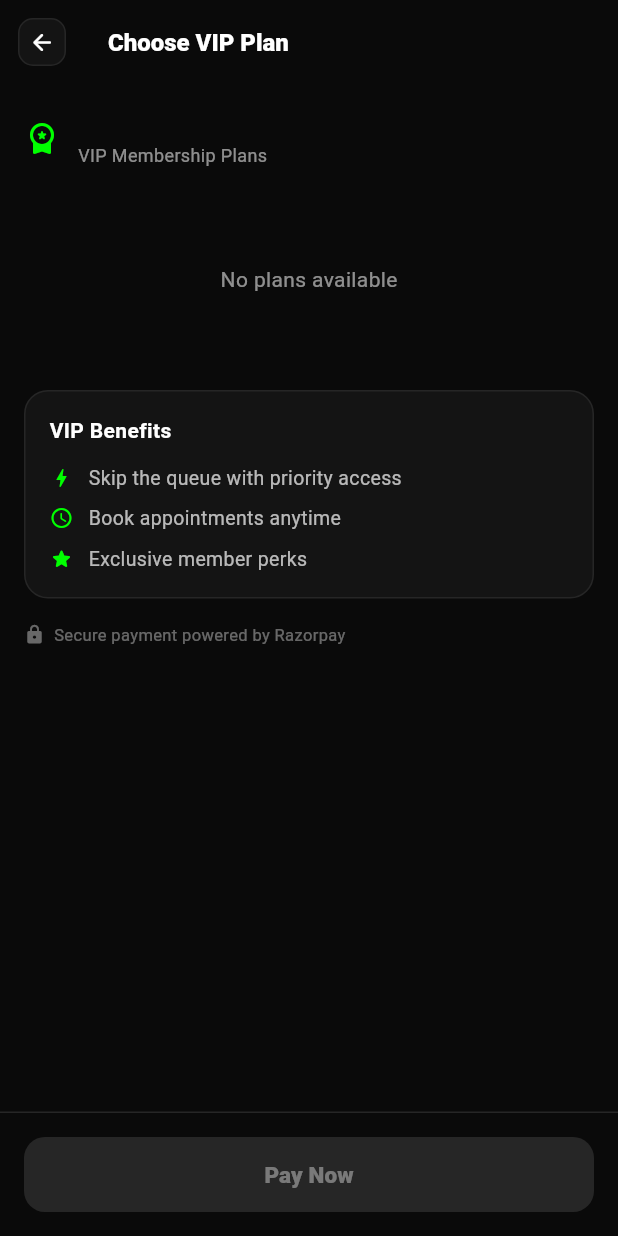
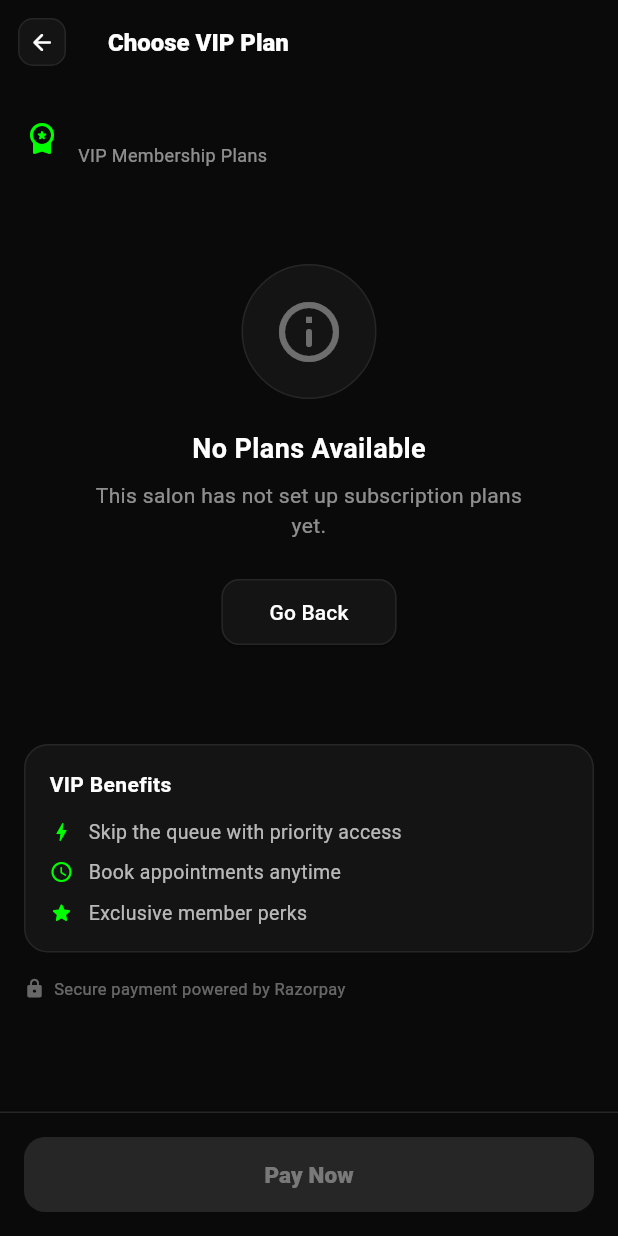
Before and after one commit to InfofriyendsTechnology/Skiplaain, a Flutter app: the PlanSelectionScreen screen opened directly with empty values, on a phone screen of 412 x 824 dp. Run offline on Flutter 3.47's test engine with Material 3 defaults, Android fonts, the light colour scheme and no system bars; our stand-ins replace flutter_dotenv, flutter_secure_storage, geolocator, intl_phone_field, shared_preferences; missing offline and left inert: mobile_scanner, razorpay_flutter; accounts and stored records are empty; network calls fail.

Commit message:
BATCH 2: Wire 401/402 in error_handler; 402 retry in booking_confirmation; empty state in plan_selection

```diff
--- a/skiplaain_customer_app/lib/screens/booking/booking_confirmation_screen.dart
+++ b/skiplaain_customer_app/lib/screens/booking/booking_confirmation_screen.dart
@@ -1,8 +1,9 @@
 import 'package:flutter/material.dart';
 import '../../services/api_booking_service.dart';
 import '../../services/api_auth_service.dart';
-import '../../utils/popup_utils.dart';
+import '../../services/api_subscription_service.dart';
 import '../../utils/error_handler.dart';
+import '../premium/plan_selection_screen.dart';
 import 'booking_ticket_screen.dart';
 
 class BookingConfirmationScreen extends StatefulWidget {
@@ -119,7 +120,7 @@ class _BookingConfirmationScreenState extends State<BookingConfirmationScreen> {
 
         // Parse error and show appropriate message
         if (e.toString().contains('402') || e.toString().contains('SUBSCRIPTION_REQUIRED')) {
-          ErrorHandler.showError(context, AppError(statusCode: 402, message: e.toString()));
+          await _handleSubscriptionRequired();
         } else if (e.toString().contains('401')) {
           ErrorHandler.showError(context, AppError(statusCode: 401, message: 'Session expired'));
           await ErrorHandler.handleUnauthorized(context);
@@ -130,6 +131,44 @@ class _BookingConfirmationScreenState extends State<BookingConfirmationScreen> {
         } else {
           ErrorHandler.showError(context, AppError(message: e.toString()));
         }
+      }
+    }
+  }
+
+  Future<void> _handleSubscriptionRequired() async {
+    final salonName = (widget.salon['salonName'] ?? 'Salon').toString();
+
+    // Load plans for this salon
+    final ApiSubscriptionService subService = ApiSubscriptionService();
+
+    try {
+      final plans = await subService.getPlansForSalon(_salonId);
+
+      if (!mounted) return;
+
+      if (plans.isEmpty) {
+        ErrorHandler.showError(context, AppError(message: 'No subscription plans available for this salon'));
+        return;
+      }
+
+      // Open plan selection screen
+      final result = await Navigator.of(context).push<bool>(
+        MaterialPageRoute(
+          builder: (_) => PlanSelectionScreen(
+            salonId: _salonId,
+            salonName: salonName,
+            plans: plans,
+          ),
+        ),
+      );
+
+      // If plan was purchased, retry booking once
+      if (result == true && mounted) {
+        _onConfirmBooking();
+      }
+    } catch (e) {
+      if (mounted) {
+        ErrorHandler.showError(context, AppError(message: 'Failed to load plans: $e'));
       }
     }
   }
--- a/skiplaain_customer_app/lib/screens/premium/plan_selection_screen.dart
+++ b/skiplaain_customer_app/lib/screens/premium/plan_selection_screen.dart
@@ -257,12 +257,54 @@ class _PlanSelectionScreenState extends State<PlanSelectionScreen> with WidgetsB
 
                       // Plans
                       if (widget.plans.isEmpty)
-                        const Center(
+                        Center(
                           child: Padding(
-                            padding: EdgeInsets.all(40),
-                            child: Text(
-                              'No plans available',
-                              style: TextStyle(color: Colors.white54, fontSize: 14),
+                            padding: const EdgeInsets.all(40),
+                            child: Column(
+                              children: [
+                                Container(
+                                  padding: const EdgeInsets.all(20),
+                                  decoration: BoxDecoration(
+                                    color: const Color(0xFF141414),
+                                    shape: BoxShape.circle,
+                                    border: Border.all(color: const Color(0xFF262626)),
+                                  ),
+                                  child: const Icon(
+                                    Icons.info_outline_rounded,
+                                    size: 48,
+                                    color: Colors.white38,
+                                  ),
+                                ),
+                                const SizedBox(height: 20),
+                                const Text(
+                                  'No Plans Available',
+                                  style: TextStyle(
+                                    color: Colors.white,
+                                    fontSize: 18,
+                                    fontWeight: FontWeight.w700,
+                                  ),
+                                ),
+                                const SizedBox(height: 8),
+                                const Text(
+                                  'This salon has not set up subscription plans yet.',
+                                  style: TextStyle(color: Colors.white54, fontSize: 14),
+                                  textAlign: TextAlign.center,
+                                ),
+                                const SizedBox(height: 24),
+                                ElevatedButton(
+                                  onPressed: () => Navigator.of(context).pop(),
+                                  style: ElevatedButton.styleFrom(
+                                    backgroundColor: const Color(0xFF141414),
+                                    foregroundColor: Colors.white,
+                                    padding: const EdgeInsets.symmetric(horizontal: 32, vertical: 12),
+                                    shape: RoundedRectangleBorder(
+                                      borderRadius: BorderRadius.circular(12),
+                                      side: const BorderSide(color: Color(0xFF262626)),
+                                    ),
+                                  ),
+                                  child: const Text('Go Back'),
+                                ),
+                              ],
                             ),
                           ),
                         )
@@ -286,7 +328,7 @@ class _PlanSelectionScreenState extends State<PlanSelectionScreen> with WidgetsB
                                 padding: const EdgeInsets.all(16),
                                 decoration: BoxDecoration(
                                   color: isSelected
-                                      ? const Color(0xFF00FF00).withOpacity(0.08)
+                                      ? const Color(0xFF00FF00).withValues(alpha: 0.08)
                                       : const Color(0xFF141414),
                                   borderRadius: BorderRadius.circular(16),
                                   border: Border.all(
```
Also changed, not shown: skiplaain_customer_app/lib/utils/error_handler.dart (+21 -7 lines).
